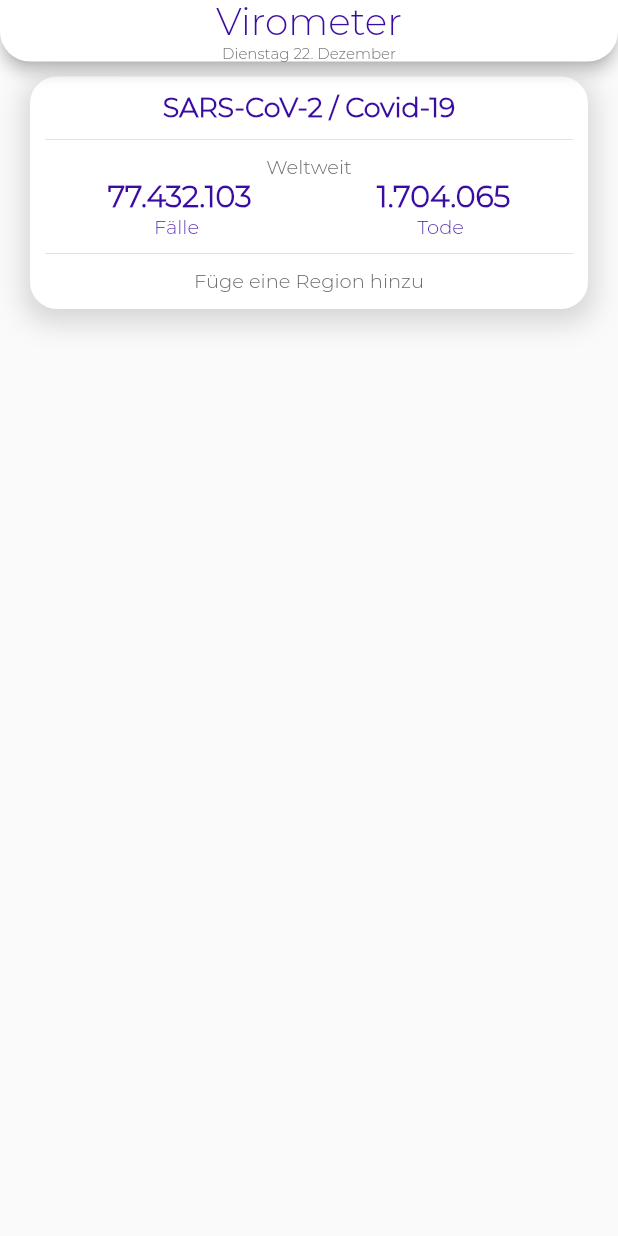
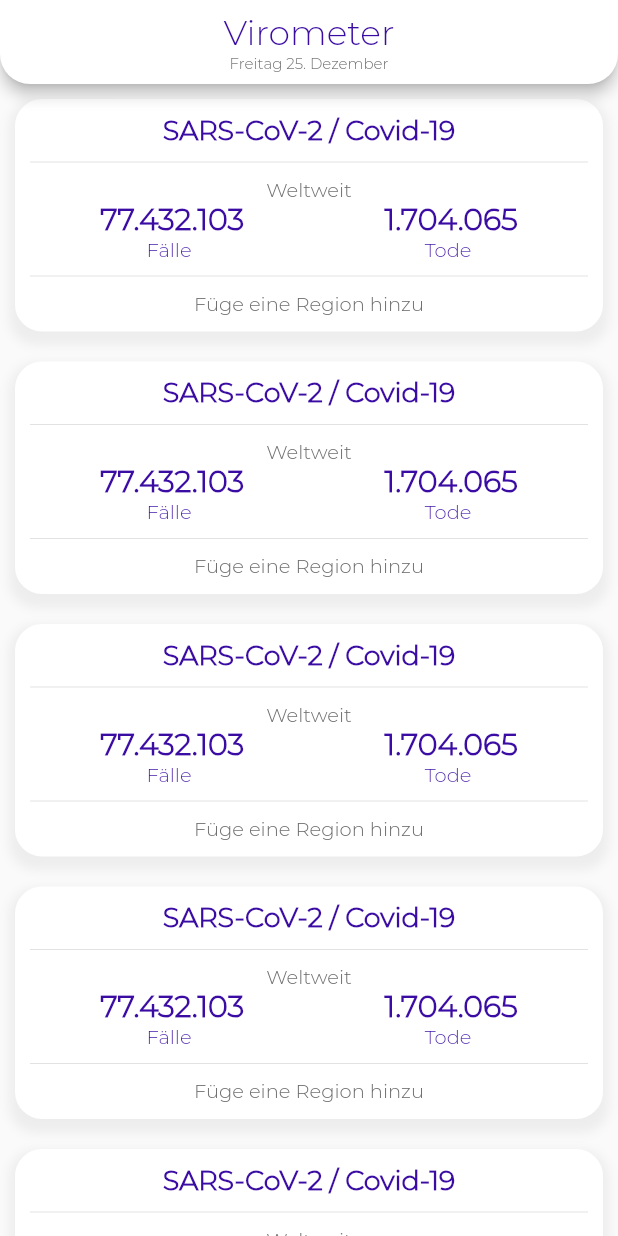
Before and after one commit to Domepo/virometer, a Flutter app: the screen it shows after launch, on a phone screen of 412 x 824 dp. Run offline on Flutter 3.47's test engine with Material 2 defaults, Android fonts, the phone set to English and light mode, and no system bars.

Commit message:
added multiple select-boxes and updated the appbar

```diff
--- a/lib/screens/viro_home/homescreen.dart
+++ b/lib/screens/viro_home/homescreen.dart
@@ -1,92 +1,19 @@
 import 'package:flutter/material.dart';
 import 'homescreen_appbar.dart';
-
+import 'select_box/select_box.dart';
 class ViroApp extends StatelessWidget {
+  final selectVirusBox = SelectBox.getSelectBox();
   @override
   Widget build(BuildContext context) {
     return MaterialApp(
         theme: ThemeData(fontFamily: 'Montserrat'),
         home: Scaffold(
           appBar: HomeAppBar.getAppBar(),
-          body: Container(
-              margin: EdgeInsets.only(left: 20, top: 10, right: 20, bottom: 50),
-              height: 155,
-              width: double.infinity,
-              decoration: BoxDecoration(
-                  color: Colors.white,
-                  border: Border.all(color: Colors.white, width: 10),
-                  borderRadius: BorderRadius.only(
-                      topLeft: Radius.circular(18),
-                      topRight: Radius.circular(18),
-                      bottomLeft: Radius.circular(18),
-                      bottomRight: Radius.circular(18)),
-                  boxShadow: [
-                    BoxShadow(
-                        color: Colors.black.withOpacity(0.15),
-                        spreadRadius: 4,
-                        blurRadius: 15,
-                        offset: Offset(0, 5))
-                  ]),
-              child: Column(children: [
-                Align(
-                    alignment: Alignment.center,
-                    child: Text("SARS-CoV-2 / Covid-19",
-                        style:
-                            TextStyle(fontSize: 18, color: Color(0xff3A0CA3), fontWeight: FontWeight.w600))),
-                Divider(
-                  color: Colors.grey,
-                  height: 20,
-                  thickness: 0.2,
-                  indent: 0,
-                  endIndent: 0,
-                ),
-                Align(
-                    alignment: Alignment.center,
-                    child: Text("Weltweit",
-                        style:
-                            TextStyle(fontSize: 13, color: Color(0xff6E6E6E)))),
-                Row(
-                  mainAxisAlignment: MainAxisAlignment.spaceAround,
-                  children: [
-                    Text("77.432.103",
-                        style: TextStyle(
-                            fontSize: 20,
-                            color: Color(0xff3A0CA3),
-                            fontWeight: FontWeight.bold)),
-                    Text("1.704.065",
-                        style: TextStyle(
-                            fontSize: 20,
-                            color: Color(0xff3A0CA3),
-                            fontWeight: FontWeight.bold)),
-                  ],
-                ),
-                Row(
-                  mainAxisAlignment: MainAxisAlignment.spaceAround,
-                  children: [
-                    Text("Fälle",
-                        style: TextStyle(
-                          fontSize: 13,
-                          color: Color(0xff3A0CA3),
-                        )),
-                    Text("Tode",
-                        style: TextStyle(
-                          fontSize: 13,
-                          color: Color(0xff3A0CA3),
-                        )),
-                  ],
-                ),
-                Divider(
-                  color: Colors.grey,
-                  height: 20,
-                  thickness: 0.2,
-                  indent: 0,
-                  endIndent: 0,
-                ), Align(
-                    alignment: Alignment.center,
-                    child: Text("Füge eine Region hinzu",
-                        style:
-                            TextStyle(fontSize: 13, color: Color(0xff6E6E6E)))),
-              ])),
+          body:ListView(
+          children: [
+            selectVirusBox,selectVirusBox,selectVirusBox,selectVirusBox,selectVirusBox,selectVirusBox,selectVirusBox,selectVirusBox,
+          ],
+        )
         ));
   }
 }
--- a/lib/screens/viro_home/homescreen_appbar.dart
+++ b/lib/screens/viro_home/homescreen_appbar.dart
@@ -7,14 +7,13 @@
           borderRadius: BorderRadius.vertical(bottom: Radius.circular(20))),
       centerTitle: true,
       backgroundColor: Colors.white,
-      title: Text(
-        'Virometer',
-        style: TextStyle(color: Color(0xff3A0CA3), fontSize: 25),
-      ),
-      bottom: PreferredSize(
-          child: Text("Dienstag 22. Dezember",
-              style: TextStyle(color: Color(0xff6E6E6E), fontSize: 10)),
-          preferredSize: Size.fromHeight(-15)),
+      title: Column(children: [
+        Text(
+          "Virometer",
+          style: TextStyle(color: Color(0xff3A0CA3),fontSize:23),
+        ),
+        Text('Freitag 25. Dezember', style: TextStyle(color: Color(0xff6E6E6E),fontSize: 10)),
+      ]),
     );
   }
 }
--- /dev/null
+++ b/lib/screens/viro_home/select_box/select_box.dart
@@ -0,0 +1,86 @@
+import 'package:flutter/material.dart';
+
+class SelectBox {
+  static getSelectBox() {
+    return Container(
+        margin: EdgeInsets.only(left: 10, top: 10, right: 10, bottom: 10),
+        height: 155,
+        width: double.infinity,
+        decoration: BoxDecoration(
+            color: Colors.white,
+            border: Border.all(color: Colors.white, width: 10),
+            borderRadius: BorderRadius.only(
+                topLeft: Radius.circular(18),
+                topRight: Radius.circular(18),
+                bottomLeft: Radius.circular(18),
+                bottomRight: Radius.circular(18)),
+            boxShadow: [
+              BoxShadow(
+                  color: Colors.black.withOpacity(0.05),
+                  spreadRadius: 4,
+                  blurRadius: 5,
+                  offset: Offset(0, 5))
+            ]),
+        child: Column(children: [
+          Align(
+              alignment: Alignment.center,
+              child: Text("SARS-CoV-2 / Covid-19",
+                  style: TextStyle(
+                      fontSize: 18,
+                      color: Color(0xff3A0CA3),
+                      fontWeight: FontWeight.w600))),
+          Divider(
+            color: Colors.grey,
+            height: 20,
+            thickness: 0.2,
+            indent: 0,
+            endIndent: 0,
+          ),
+          Align(
+              alignment: Alignment.center,
+              child: Text("Weltweit",
+                  style: TextStyle(fontSize: 13, color: Color(0xff6E6E6E)))),
+          Row(
+            mainAxisAlignment: MainAxisAlignment.spaceAround,
+            children: [
+              Text("77.432.103",
+                  style: TextStyle(
+                      fontSize: 20,
+                      color: Color(0xff3A0CA3),
+                      fontWeight: FontWeight.bold)),
+              Text("1.704.065",
+                  style: TextStyle(
+                      fontSize: 20,
+                      color: Color(0xff3A0CA3),
+                      fontWeight: FontWeight.bold)),
+            ],
+          ),
+          Row(
+            mainAxisAlignment: MainAxisAlignment.spaceAround,
+            children: [
+              Text("Fälle",
+                  style: TextStyle(
+                    fontSize: 13,
+                    color: Color(0xff3A0CA3),
+                  )),
+              Text("Tode",
+                  style: TextStyle(
+                    fontSize: 13,
+                    color: Color(0xff3A0CA3),
+                  )),
+            ],
+          ),
+          Divider(
+            color: Colors.grey,
+            height: 20,
+            thickness: 0.2,
+            indent: 0,
+            endIndent: 0,
+          ),
+          Align(
+              alignment: Alignment.center,
+              child: Text("Füge eine Region hinzu",
+                  style: TextStyle(fontSize: 13, color: Color(0xff6E6E6E)))),
+        ]));
+  }
+}
```
